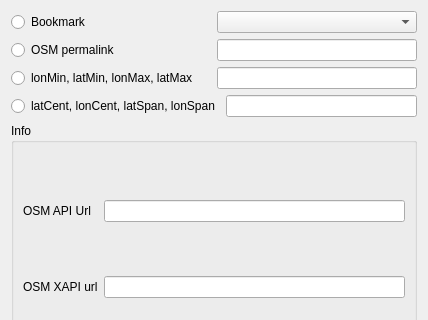
openstreetmap/merkaartor, file src/GotoDialog.ui: the form before one commit; both pictures show x 0 to 428 and y 0 to 320 of the 428 by 637 pixel window.
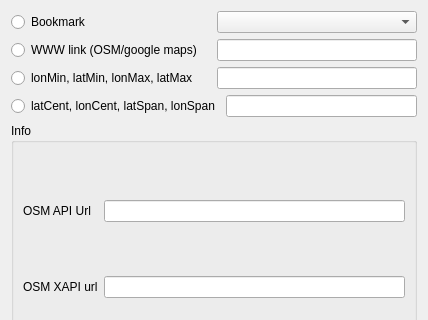
The form after the commit.

Commit message: ADD : allow google maps links in goto and download dialogs

```diff
--- a/src/GotoDialog.ui
+++ b/src/GotoDialog.ui
@@ -56,8 +56,8 @@
          <height>0</height>
         </size>
        </property>
-       <property name="text" >
-        <string>OSM permalink</string>
+       <property name="text">
+        <string>WWW link (OSM/google maps)</string>
        </property>
       </widget>
      </item>
```
Left out of the diff: 151 changed lines with no effect on the pictures. The commit also changes 5 other files.
